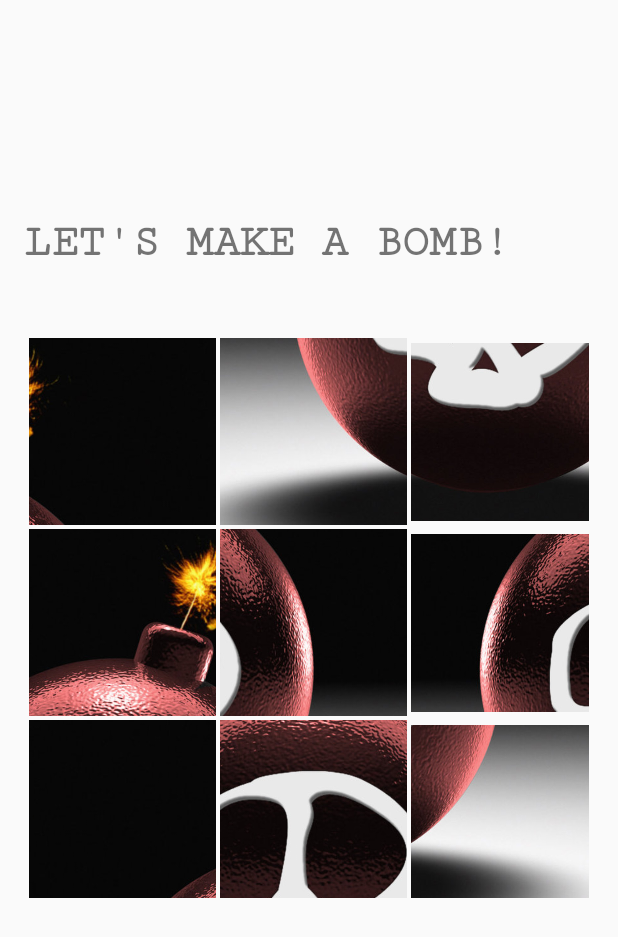
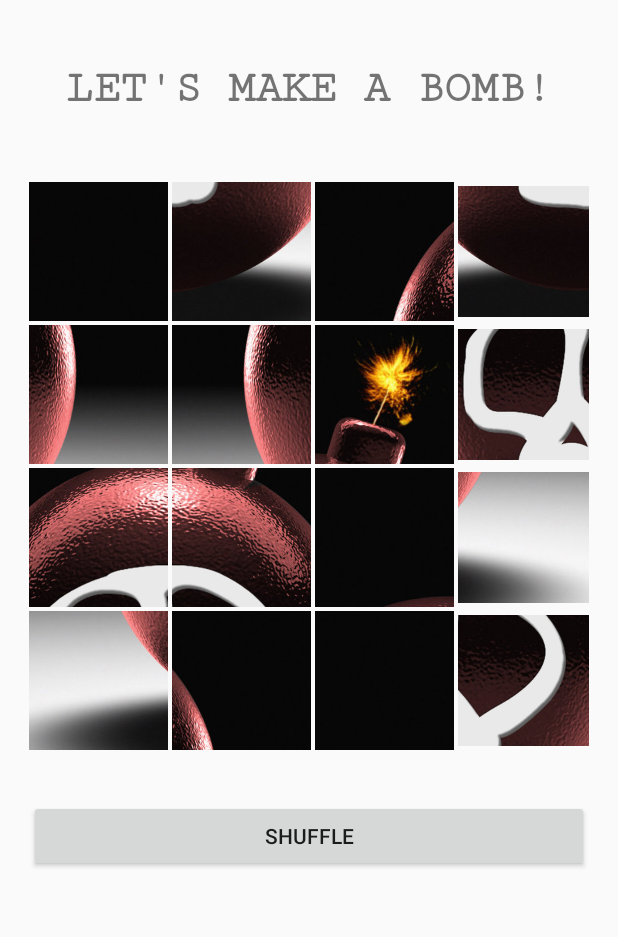
Before and after one commit to kortos86/7Zamachow, an Android app: the PuzzleGame screen opened directly, with no data from a screen before it, on a phone screen of 412 x 824 dp. Shown: the top 937 px of the screen. Run offline under Robolectric (Android 15) with nearby library versions, the phone set to English and light mode, and no system bars.

Commit message:
Added Puzzle game and Main Activity to display some dummy main screen to choose between the games.

```diff
--- a/app/src/main/java/com/artpi/games/a7zamachow/ImageSpliter.java
+++ b/app/src/main/java/com/artpi/games/a7zamachow/ImageSpliter.java
@@ -17,7 +17,7 @@ public class ImageSpliter {
         for (int i=0;i<piece;i++){
             for (int j=0;j<piece;j++){
 
-                ImagePiece imagePiece=new ImagePiece();
+                ImagePiece imagePiece = new ImagePiece();
                 imagePiece.setIndex(j+i*piece);
 
                 int x=j*pieceWidth;
--- a/app/src/main/java/com/artpi/games/a7zamachow/MainActivity.java
+++ b/app/src/main/java/com/artpi/games/a7zamachow/MainActivity.java
@@ -39,4 +39,10 @@ public class MainActivity extends AppCompatActivity {
         MainActivity.this.startActivity(myIntent);
     }
 
+    public void memoryOnClick (View V) {
+        Intent myIntent = new Intent(MainActivity.this, MemoryGame.class);
+        //myIntent.putExtra("key", value);
+        MainActivity.this.startActivity(myIntent);
+    }
+
 }
--- a/app/src/main/java/com/artpi/games/a7zamachow/PuzzleGame.java
+++ b/app/src/main/java/com/artpi/games/a7zamachow/PuzzleGame.java
@@ -3,16 +3,25 @@ package com.artpi.games.a7zamachow;
 import android.app.Activity;
 import android.os.Bundle;
 import android.support.v7.app.AppCompatActivity;
+import android.util.Log;
+import android.view.LayoutInflater;
 import android.view.Menu;
 import android.view.MenuItem;
+import android.view.View;
 
 
 public class PuzzleGame extends AppCompatActivity {
+    private PuzzleLayout gameView;
 
     @Override
     protected void onCreate(Bundle savedInstanceState) {
         super.onCreate(savedInstanceState);
         setContentView(R.layout.activity_puzzle_game);
+    }
+
+    public void shuffleOnClick (View V) {
+        //initBitmap();
+        Log.w("PuzzleGame", "Shuffle on click method called");
     }
 
 
--- a/app/src/main/res/layout/activity_puzzle_game.xml
+++ b/app/src/main/res/layout/activity_puzzle_game.xml
@@ -6,26 +6,34 @@
     android:paddingRight="@dimen/activity_horizontal_margin"
     android:paddingTop="@dimen/activity_vertical_margin"
     android:paddingBottom="@dimen/activity_vertical_margin"
-    tools:context=".PuzzleGame">
+    tools:context=".PuzzleGame"
+    android:layout_weight="1">
 
     <com.artpi.games.a7zamachow.PuzzleLayout
-        android:layout_width="fill_parent"
-        android:layout_height="fill_parent"
+        android:layout_width="match_parent"
+        android:layout_height="match_parent"
         android:padding="3dp"
-        android:layout_centerInParent="true"
-        android:id="@+id/puzzleLayout" />
+        android:id="@+id/puzzleLayout"
+        android:layout_weight="80"
+        android:layout_marginTop="42dp"
+        android:layout_below="@+id/textView"
+        android:layout_alignParentLeft="true"
+        android:layout_alignParentStart="true" />
 
     <TextView
         android:text="LET'S MAKE A BOMB!"
         android:layout_width="match_parent"
-        android:layout_marginBottom="43dp"
         android:id="@+id/textView"
-        android:layout_above="@+id/puzzleLayout"
-        android:layout_centerHorizontal="true"
         android:layout_height="wrap_content"
         android:textStyle="bold"
         android:elegantTextHeight="false"
         android:fontFamily="serif-monospace"
-        android:textSize="30sp" />
+        android:textSize="30sp"
+        android:layout_weight="20"
+        android:layout_marginTop="26dp"
+        android:layout_alignParentTop="true"
+        android:layout_alignParentLeft="true"
+        android:layout_alignParentStart="true"
+        android:textAlignment="center" />
 
 </RelativeLayout>
```
Also changed, not shown: app/src/main/java/com/artpi/games/a7zamachow/PuzzleLayout.java (+164 -15 lines), app/src/main/java/com/artpi/games/a7zamachow/PuzzleView.java (added, +36 -0 lines), app/src/main/res/layout/content_main.xml (+11 -0 lines), app/src/main/res/values/strings.xml (+10 -0 lines).
